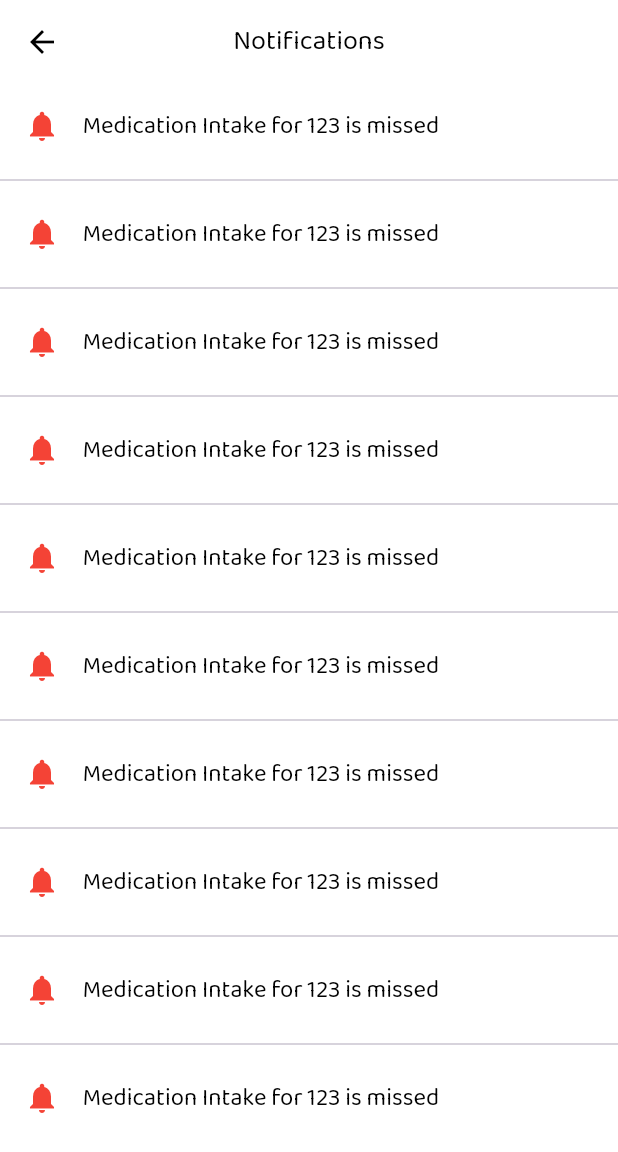
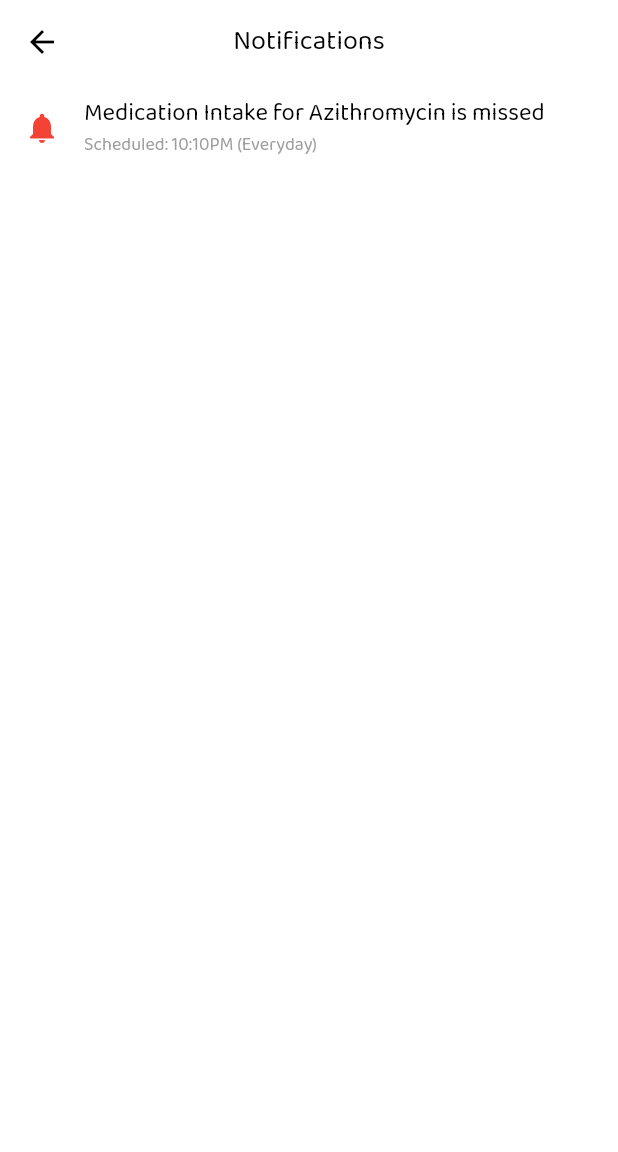
Before and after one commit to lansoyyy/medico, a Flutter app: the NotifScreen screen opened directly, on a phone screen of 412 x 824 dp. Shown: the top 1152 px of the screen. Run offline on Flutter 3.47's test engine with Material 3 defaults, Android fonts, the phone set to English and light mode, and no system bars; our stand-ins replace firebase_core, fluttertoast; accounts and stored records are empty.

Commit message:
added notif ui

```diff
--- a/lib/screens/notif_screen.dart
+++ b/lib/screens/notif_screen.dart
@@ -21,32 +21,31 @@ class NotifScreen extends StatelessWidget {
         elevation: 0,
       ),
       body: ListView.separated(
-        itemCount: 10,
+        itemCount: 1,
         separatorBuilder: (context, index) {
           return Divider();
         },
         itemBuilder: (context, index) {
           return ListTile(
-            leading: SizedBox(
-              width: 300,
-              child: Row(
-                crossAxisAlignment: CrossAxisAlignment.center,
-                mainAxisAlignment: MainAxisAlignment.start,
-                children: [
-                  Icon(
+            leading: Icon(
               Icons.notifications,
               color: Colors.red,
             ),
-                  SizedBox(
-                    width: 15,
-                  ),
+            title: Column(
+              crossAxisAlignment: CrossAxisAlignment.start,
+              mainAxisAlignment: MainAxisAlignment.center,
+              children: [
                 TextWidget(
-                    text: 'Medication Intake for 123 is missed',
+                  text: 'Medication Intake for Azithromycin is missed',
                   fontSize: 16,
                   color: Colors.black,
                 ),
+                TextWidget(
+                  text: 'Scheduled: 10:10PM (Everyday)',
+                  fontSize: 12,
+                  color: Colors.grey,
+                ),
               ],
-              ),
             ),
           );
         },
```
Lines whose indentation alone changed are shown as unchanged.
